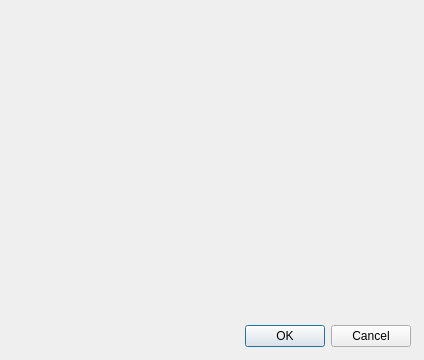
Before: the Qt Designer form USB2/ustawieniausb.ui in piotrsiedlik/QT, drawn with Qt 5.
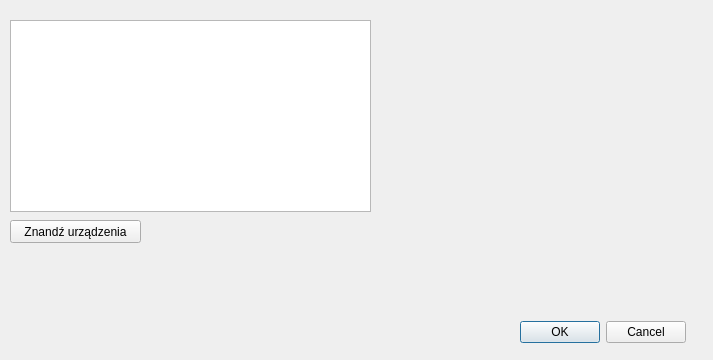
After: the same form once the commit is applied.

```diff
--- a/USB2/ustawieniausb.ui
+++ b/USB2/ustawieniausb.ui
@@ -6,7 +6,7 @@
    <rect>
     <x>0</x>
     <y>0</y>
-    <width>424</width>
+    <width>713</width>
     <height>360</height>
    </rect>
   </property>
@@ -16,10 +16,10 @@
   <widget class="QDialogButtonBox" name="buttonBox">
    <property name="geometry">
     <rect>
-     <x>70</x>
+     <x>520</x>
      <y>320</y>
-     <width>341</width>
-     <height>32</height>
+     <width>166</width>
+     <height>24</height>
     </rect>
    </property>
    <property name="orientation">
@@ -29,6 +29,44 @@
     <set>QDialogButtonBox::Cancel|QDialogButtonBox::Ok</set>
    </property>
   </widget>
+  <widget class="QTextBrowser" name="tbUstawienia">
+   <property name="geometry">
+    <rect>
+     <x>10</x>
+     <y>20</y>
+     <width>361</width>
+     <height>192</height>
+    </rect>
+   </property>
+   <property name="sizePolicy">
+    <sizepolicy hsizetype="MinimumExpanding" vsizetype="MinimumExpanding">
+     <horstretch>3</horstretch>
+     <verstretch>3</verstretch>
+    </sizepolicy>
+   </property>
+   <property name="verticalScrollBarPolicy">
+    <enum>Qt::ScrollBarAsNeeded</enum>
+   </property>
+   <property name="horizontalScrollBarPolicy">
+    <enum>Qt::ScrollBarAsNeeded</enum>
+   </property>
+   <property name="sizeAdjustPolicy">
+    <enum>QAbstractScrollArea::AdjustToContents</enum>
+   </property>
+  </widget>
+  <widget class="QPushButton" name="pbZnajdz">
+   <property name="geometry">
+    <rect>
+     <x>10</x>
+     <y>220</y>
+     <width>131</width>
+     <height>23</height>
+    </rect>
+   </property>
+   <property name="text">
+    <string>Znandź urządzenia</string>
+   </property>
+  </widget>
  </widget>
  <resources/>
  <connections>
```
